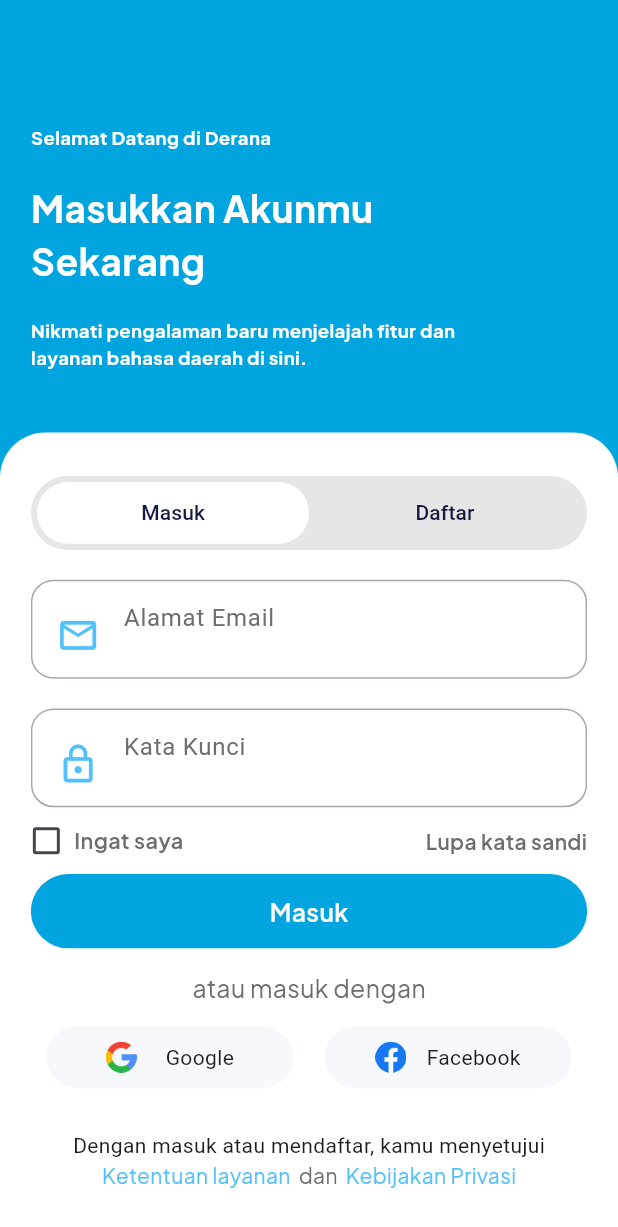
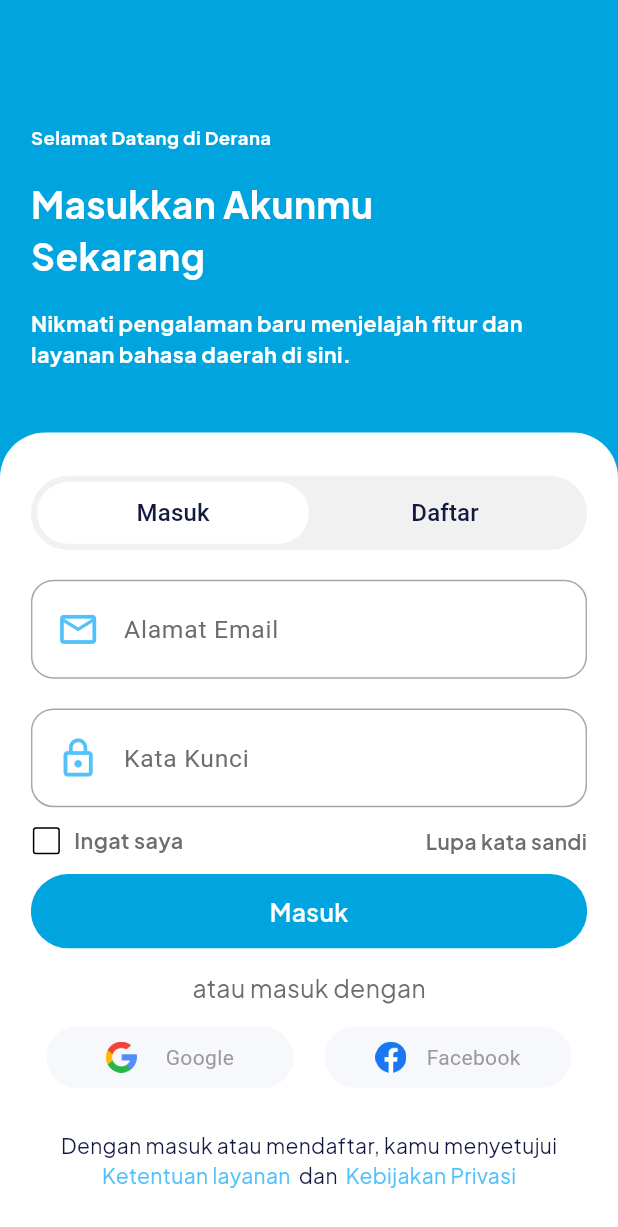
Before and after one commit to AhmadAsroruddin/Derana, a Flutter app: the screen it shows after launch, after a tap on "Daftar di sini", on a phone screen of 412 x 824 dp. Shown: the top 1227 px of the screen. Run offline on Flutter 3.47's test engine with Material 3 defaults, Android fonts, the phone set to English and light mode, and no system bars; our stand-ins replace flutter_bloc, font_awesome_flutter, get_it, google_fonts, percent_indicator, shared_preferences and 1 more.

Commit message:
revisi layout on boarding, login, register DONE

```diff
--- a/lib/presentation/pages/Authentication/auth_page.dart
+++ b/lib/presentation/pages/Authentication/auth_page.dart
@@ -68,7 +68,7 @@ class _AuthPageState extends State<AuthPage>
                       "Nikmati pengalaman baru menjelajah fitur dan\nlayanan bahasa daerah di sini.",
                       style: whiteTextStyle.copyWith(
                         fontWeight: bold,
-                        fontSize: deviceWidth * 0.03,
+                        fontSize: deviceWidth * 0.035,
                       ),
                     ),
                   ],
@@ -94,7 +94,7 @@ class _AuthPageState extends State<AuthPage>
                           horizontal: deviceWidth * 0.01, // Adjusted padding
                           vertical: deviceHeight * 0.005),
                       decoration: BoxDecoration(
-                        color: const Color.fromRGBO(230, 230, 230, 1),
+                        color: const Color.fromARGB(255, 241, 241, 241),
                         borderRadius: BorderRadius.circular(50),
                       ),
                       height: deviceHeight * 0.06,
@@ -102,6 +102,10 @@ class _AuthPageState extends State<AuthPage>
                         controller: _tabController,
                         labelColor: blackColor,
                         unselectedLabelColor: blackColor, // Optional
+                        labelStyle: TextStyle(
+                          fontSize: 16,
+                          fontWeight: FontWeight.w500,
+                        ),
                         indicator: BoxDecoration(
                           borderRadius: BorderRadius.circular(
                               50), // Adjusted borderRadius
--- a/lib/presentation/pages/Authentication/login_page.dart
+++ b/lib/presentation/pages/Authentication/login_page.dart
@@ -57,6 +57,9 @@ class _LoginPageState extends State<LoginPage> {
                         isChecked = value ?? false;
                       });
                     },
+                    side: MaterialStateBorderSide.resolveWith(
+                      (states) => BorderSide(width: 1.0, color: Colors.black),
+                    ),
                   ),
                 ),
                 SizedBox(
@@ -96,7 +99,9 @@ class _LoginPageState extends State<LoginPage> {
                 child: Text(
                   "Masuk",
                   style: whiteTextStyle.copyWith(
-                      fontWeight: semiBold, fontSize: deviceWidth * 0.04),
+                    fontWeight: semiBold,
+                    fontSize: deviceWidth * 0.04,
+                  ),
                 ),
               ),
             ),
@@ -155,7 +160,10 @@ class OtherLogin extends StatelessWidget {
             width: deviceWidth * 0.05, // Lebar ikon
             height: deviceHeight * 0.05, // Tinggi ikon
           ),
-          Text(label)
+          Text(
+            label,
+            style: TextStyle(color: Color(0xff9B9B9B)),
+          )
         ],
       ),
     );
--- a/lib/presentation/pages/beranda/beranda_page.dart
+++ b/lib/presentation/pages/beranda/beranda_page.dart
@@ -82,7 +82,7 @@ class BerandaPage extends StatelessWidget {
                       Container(
                         margin: EdgeInsets.only(top: deviceHeight * 0.05),
                         padding: EdgeInsets.symmetric(
-                          horizontal: deviceWidth * 0.075,
+                          horizontal: deviceWidth * 0.065,
                         ),
                         width: deviceWidth,
                         child: Column(
--- a/lib/presentation/pages/onboarding_page.dart
+++ b/lib/presentation/pages/onboarding_page.dart
@@ -196,6 +196,7 @@ class _OnboardingPageState extends State<OnboardingPage> {
                     fontSize: deviceWidth * 0.035,
                   ),
                 ),
+                Padding(padding: EdgeInsets.only(left: 8.0)),
                 GestureDetector(
                   onTap: () {
                     Navigator.of(context).pushNamed(AuthPage.routeName);
--- a/lib/presentation/shared/auth_custom_textfield.dart
+++ b/lib/presentation/shared/auth_custom_textfield.dart
@@ -35,14 +35,17 @@ class AuthCustomTextField extends StatelessWidget {
             size: deviceWidth * 0.07,
             color: blueColor,
           ),
-          title: Text(
-            label,
-            style: const TextStyle(color: Color.fromRGBO(109, 109, 109, 1.0)),
-          ),
-          subtitle: TextField(
+          title: TextFormField(
             obscureText: isPassword,
             controller: controller,
-            decoration: const InputDecoration(
+            decoration: InputDecoration(
+              labelText: label,
+              labelStyle: TextStyle(
+                color: anotherGrey,
+                fontSize: deviceWidth * 0.04,
+              ),
+              floatingLabelBehavior: FloatingLabelBehavior
+                  .auto, // Pindahkan label ke atas saat fokus
               border: InputBorder.none,
               contentPadding: EdgeInsets.zero,
               isDense: true,
--- a/lib/presentation/shared/feature_widget.dart
+++ b/lib/presentation/shared/feature_widget.dart
@@ -14,7 +14,7 @@ class FeatureWidget extends StatelessWidget {
   @override
   Widget build(BuildContext context) {
     return SizedBox(
-      width: deviceWidth * 0.15,
+      width: deviceWidth * 0.18,
       height: deviceHeight * 0.11,
       child: Column(
         mainAxisAlignment: MainAxisAlignment.spaceAround,
@@ -24,7 +24,7 @@ class FeatureWidget extends StatelessWidget {
             backgroundImage: AssetImage(
               "assets/image/$image.png",
             ),
-            radius: deviceWidth * 0.07,
+            radius: deviceWidth * 0.075,
           ),
           Text(
             name,
--- a/lib/presentation/shared/footer_auth_widget.dart
+++ b/lib/presentation/shared/footer_auth_widget.dart
@@ -11,9 +11,10 @@ class FooterAuth extends StatelessWidget {
   Widget build(BuildContext context) {
     return Column(
       children: [
-        const Center(
+        Center(
           child: Text(
             "Dengan masuk atau mendaftar, kamu menyetujui",
+            style: blackTextStyle.copyWith(fontWeight: regular),
           ),
         ),
         Row(
@@ -21,15 +22,15 @@ class FooterAuth extends StatelessWidget {
           children: <Widget>[
             Text(
               "Ketentuan layanan ",
-              style: blueTextStyle,
+              style: blueTextStyle.copyWith(fontWeight: regular),
             ),
             Text(
               " dan ",
-              style: lightGreyTextStyle,
+              style: blackTextStyle.copyWith(fontWeight: regular),
             ),
             Text(
               " Kebijakan Privasi",
-              style: blueTextStyle,
+              style: blueTextStyle.copyWith(fontWeight: regular),
             ),
           ],
         ),
```
